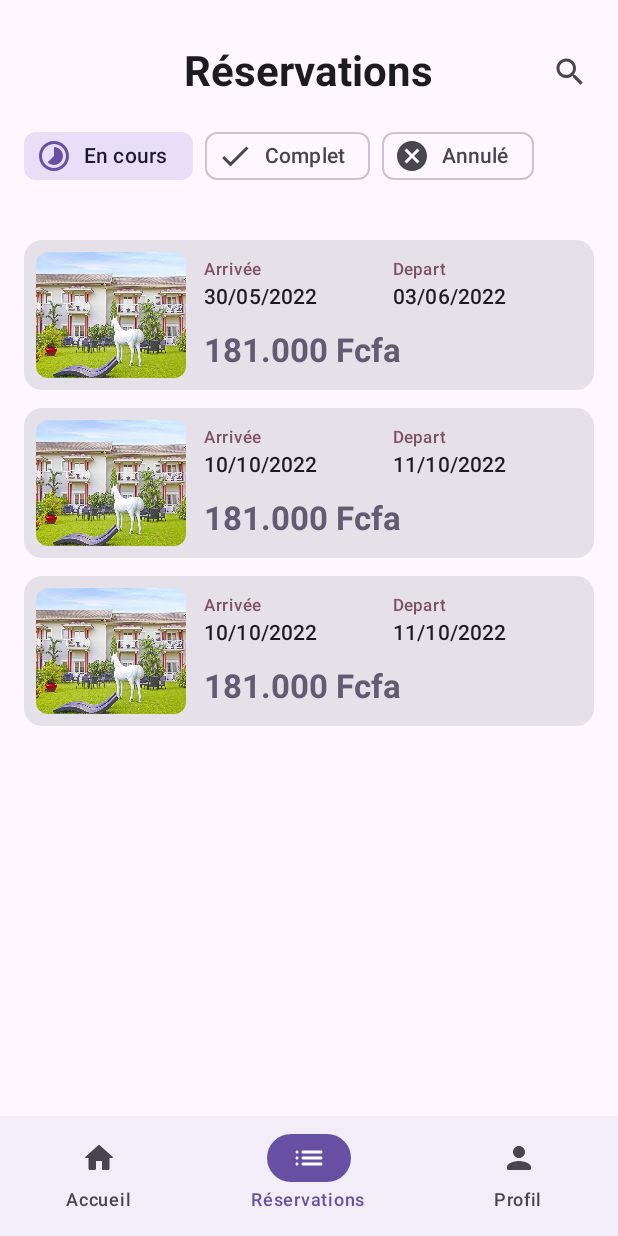
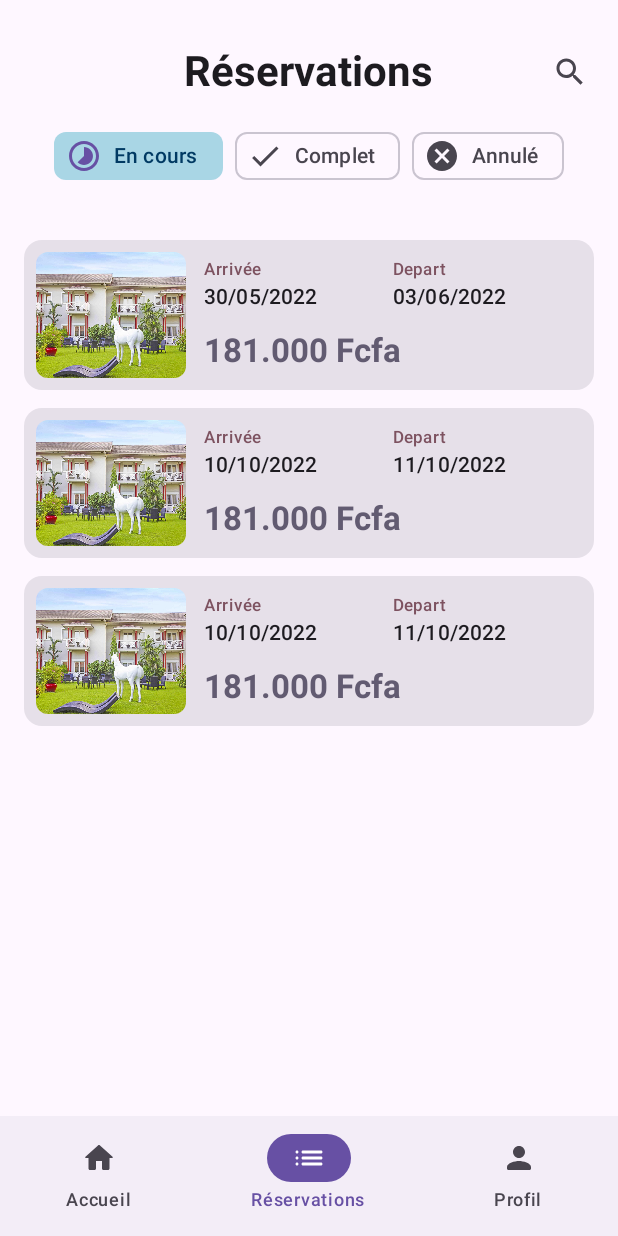
Before and after one commit to MelSardes/Nomad, an Android app built with Jetpack Compose: the Bookings screen opened through its navigation route, on a phone screen of 412 x 824 dp. Run offline under Robolectric (Android 15) with nearby library versions, the phone set to English and light mode, and no system bars.

Commit message:
Change chips colors

```diff
--- a/app/src/main/java/com/mukite/nomad/ui/bookingHistory/BookingHistory.kt
+++ b/app/src/main/java/com/mukite/nomad/ui/bookingHistory/BookingHistory.kt
@@ -68,7 +68,7 @@ fun BookingHistory(
         TopBar()
         ChipsOptions(
             selectedChip = selectedChip,
-            modifier = Modifier.width(IntrinsicSize.Max)
+            modifier = Modifier.fillMaxWidth()
         ) { selectedChip = it }
 
         Spacer(modifier = Modifier.padding(16.dp))
@@ -149,7 +149,13 @@ private fun ChipsOptions(
     onChipSelected: (Int) -> Unit
 ) {
 
-    Row(modifier = modifier, horizontalArrangement = Arrangement.spacedBy(8.dp)) {
+    Row(
+        modifier = modifier,
+        horizontalArrangement = Arrangement.spacedBy(
+            alignment = Alignment.CenterHorizontally,
+            space = 8.dp
+        )
+    ) {
         chipsTags.forEachIndexed { index, (chipTag, icon) ->
             FilterChip(
                 selected = selectedChip == index,
@@ -159,14 +165,14 @@ private fun ChipsOptions(
                 colors = InputChipDefaults.inputChipColors(
                     containerColor = MaterialTheme.colorScheme.surface,
                     selectedContainerColor = when (index) {
-                        0 -> MaterialTheme.colorScheme.secondaryContainer
-                        1 -> MaterialTheme.colorScheme.inverseSurface
+                        0 -> Color(0xFFA9D6E5)
+                        1 -> Color(0xFFB7E4C7)
                         2 -> MaterialTheme.colorScheme.errorContainer
                         else -> MaterialTheme.colorScheme.primary
                     },
                     selectedLabelColor = when (index) {
-                        0 -> MaterialTheme.colorScheme.onSecondaryContainer
-                        1 -> MaterialTheme.colorScheme.inverseOnSurface
+                        0 -> Color(0xFF013A63)
+                        1 -> Color(0xFF1B4332)
                         2 -> MaterialTheme.colorScheme.onErrorContainer
                         else -> MaterialTheme.colorScheme.primary
                     },
```
